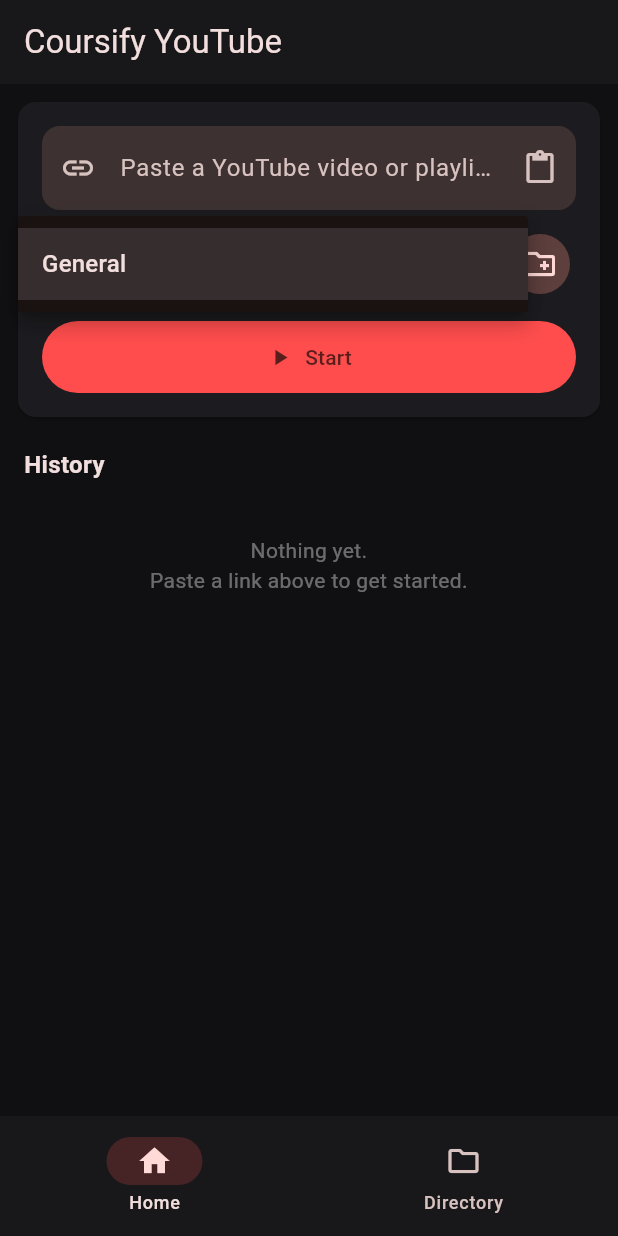
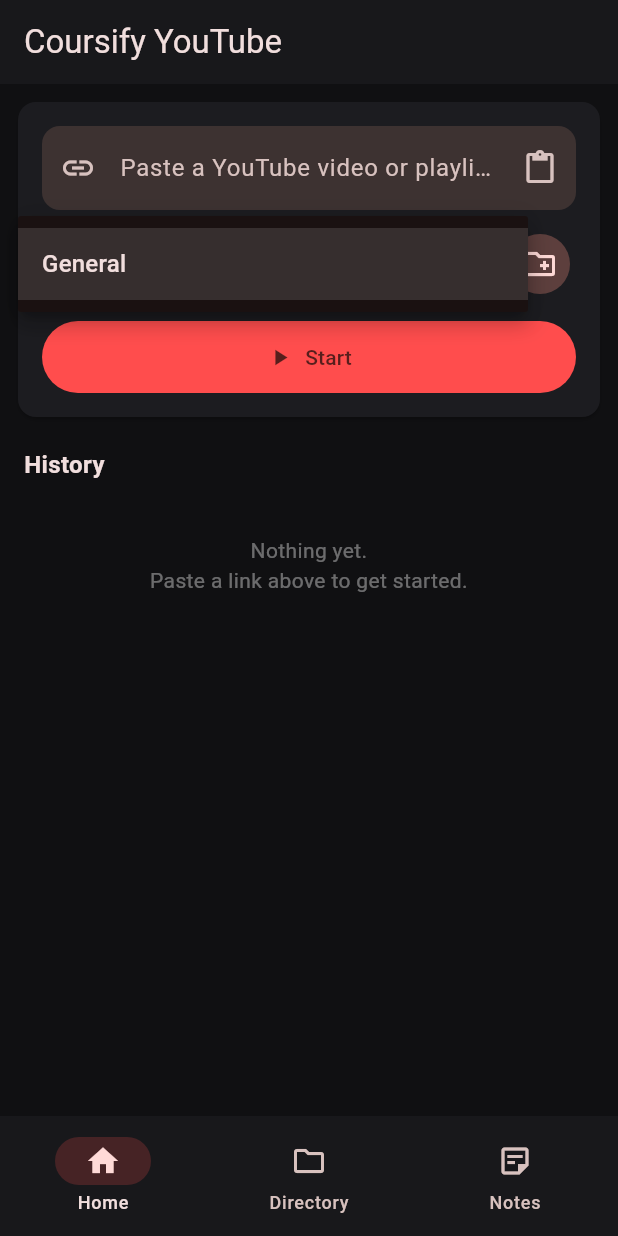
Before and after one commit to jeevankoiri10/you-coursify-tube, a Flutter app: the screen it shows after launch, after a tap on "General", on a phone screen of 412 x 824 dp. Run offline on Flutter 3.47's test engine with Material 3 defaults, Android fonts, the phone set to English and light mode, and no system bars; our stand-ins replace shared_preferences, youtube_player_iframe; missing offline and left inert: youtube_explode_dart.

Commit message:
Add Notes tab with in-app clickable YouTube links
New third bottom-nav tab, Notes, for studying:

- Write free-text notes (title + body), persisted in the library
- Edit/Read toggle per note; Read mode renders the body with any
  YouTube links as tappable, underlined spans
- Tapping a link opens it inside the app via the existing players
  (single video loops/resumes; playlist is scraped and listed) without
  saving it to the library or leaving the app
- A note can hold many links, so you can collect several things to study
  and open each in place
- Notes list shows a play badge when a note contains a link; blank notes
  are discarded automatically

Adds Note model + notes list on Library, note CRUD on the controller,
linkifyYoutube() helper, and openYoutubeUrl() navigation.

Co-Authored-By: Claude Opus 4.8 (1M context) <noreply@anthropic.com>

```diff
--- a/lib/models/library.dart
+++ b/lib/models/library.dart
@@ -75,6 +75,46 @@ class LibraryItem {
       );
 }
 
+/// A free-text study note. Any YouTube links in [body] are made tappable in the
+/// UI and open inside the app.
+class Note {
+  Note({
+    required this.id,
+    this.title = '',
+    this.body = '',
+    this.createdAtMs = 0,
+    this.updatedAtMs = 0,
+  });
+
+  final String id;
+  String title;
+  String body;
+  final int createdAtMs;
+  int updatedAtMs;
+
+  String get displayTitle {
+    if (title.trim().isNotEmpty) return title.trim();
+    final firstLine = body.trim().split('\n').first.trim();
+    return firstLine.isEmpty ? 'Untitled note' : firstLine;
+  }
+
+  Map<String, dynamic> toJson() => {
+        'id': id,
+        'title': title,
+        'body': body,
+        'createdAtMs': createdAtMs,
+        'updatedAtMs': updatedAtMs,
+      };
+
+  factory Note.fromJson(Map<String, dynamic> json) => Note(
+        id: json['id'] as String,
+        title: (json['title'] as String?) ?? '',
+        body: (json['body'] as String?) ?? '',
+        createdAtMs: (json['createdAtMs'] as num?)?.toInt() ?? 0,
+        updatedAtMs: (json['updatedAtMs'] as num?)?.toInt() ?? 0,
+      );
+}
+
 /// A named directory that groups saved links.
 class Folder {
   Folder({required this.id, required this.name, this.createdAtMs = 0});
@@ -99,16 +139,19 @@ class Library {
   Library({
     required this.folders,
     required this.items,
+    required this.notes,
     this.currentItemId,
   });
 
   final List<Folder> folders;
   final List<LibraryItem> items;
+  final List<Note> notes;
   String? currentItemId;
 
   Map<String, dynamic> toJson() => {
         'folders': folders.map((f) => f.toJson()).toList(),
         'items': items.map((i) => i.toJson()).toList(),
+        'notes': notes.map((n) => n.toJson()).toList(),
         'currentItemId': currentItemId,
       };
 
@@ -119,8 +162,11 @@ class Library {
         items: ((json['items'] as List?) ?? const [])
             .map((e) => LibraryItem.fromJson(Map<String, dynamic>.from(e as Map)))
             .toList(),
+        notes: ((json['notes'] as List?) ?? const [])
+            .map((e) => Note.fromJson(Map<String, dynamic>.from(e as Map)))
+            .toList(),
         currentItemId: json['currentItemId'] as String?,
       );
 
-  factory Library.empty() => Library(folders: [], items: []);
+  factory Library.empty() => Library(folders: [], items: [], notes: []);
 }
--- a/lib/screens/home_shell.dart
+++ b/lib/screens/home_shell.dart
@@ -4,6 +4,7 @@ import '../navigation.dart';
 import '../state/library_controller.dart';
 import 'directory_tab.dart';
 import 'home_tab.dart';
+import 'notes_tab.dart';
 
 /// The root screen after launch: a bottom nav bar switching between Home (paste,
 /// continue watching, history) and Directory (folders).
@@ -39,6 +40,7 @@ class _HomeShellState extends State<HomeShell> {
         final tabs = [
           HomeTab(controller: widget.controller),
           DirectoryTab(controller: widget.controller),
+          NotesTab(controller: widget.controller),
         ];
         return Scaffold(
           appBar: AppBar(
@@ -60,6 +62,11 @@ class _HomeShellState extends State<HomeShell> {
                 selectedIcon: Icon(Icons.folder),
                 label: 'Directory',
               ),
+              NavigationDestination(
+                icon: Icon(Icons.sticky_note_2_outlined),
+                selectedIcon: Icon(Icons.sticky_note_2),
+                label: 'Notes',
+              ),
             ],
           ),
         );
--- /dev/null
+++ b/lib/screens/notes_tab.dart
@@ -0,0 +1,88 @@
+import 'package:flutter/material.dart';
+
+import '../state/library_controller.dart';
+import '../utils/youtube_links.dart';
+import 'note_editor_screen.dart';
+
+/// The Notes tab: write study notes, paste YouTube links into them, and tap the
+/// links to open them inside the app.
+class NotesTab extends StatelessWidget {
+  const NotesTab({super.key, required this.controller});
+
+  final LibraryController controller;
+
+  void _openEditor(BuildContext context, {String? noteId}) {
+    final note = noteId == null
+        ? controller.createNote()
+        : controller.notes.firstWhere((n) => n.id == noteId);
+    Navigator.of(context).push(
+      MaterialPageRoute(
+        builder: (_) => NoteEditorScreen(controller: controller, note: note),
+      ),
+    );
+  }
+
+  @override
+  Widget build(BuildContext context) {
+    final notes = controller.notes;
+    return Scaffold(
+      floatingActionButton: FloatingActionButton.extended(
+        onPressed: () => _openEditor(context),
+        backgroundColor: const Color(0xFFFF4D4D),
+        icon: const Icon(Icons.note_add_outlined),
+        label: const Text('New note'),
+      ),
+      body: notes.isEmpty
+          ? const Center(
+              child: Padding(
+                padding: EdgeInsets.all(32),
+                child: Text(
+                  'No notes yet.\n\nTap "New note" to write one. Paste YouTube '
+                  'links inside and they become tappable — they open right here '
+                  'in the app.',
+                  textAlign: TextAlign.center,
+                  style: TextStyle(color: Colors.white38),
+                ),
+              ),
+            )
+          : ListView.builder(
+              padding: const EdgeInsets.fromLTRB(8, 8, 8, 90),
+              itemCount: notes.length,
+              itemBuilder: (context, index) {
+                final note = notes[index];
+                final preview = note.body.trim();
+                final hasLink = hasYoutubeLink(note.body);
+                return Card(
+                  margin: const EdgeInsets.symmetric(horizontal: 4, vertical: 4),
+                  color: const Color(0xFF1C1C20),
+                  child: ListTile(
+                    title: Text(
+                      note.displayTitle,
+                      maxLines: 1,
+                      overflow: TextOverflow.ellipsis,
+                      style: const TextStyle(fontWeight: FontWeight.w600),
+                    ),
+                    subtitle: preview.isEmpty
+                        ? null
+                        : Padding(
+                            padding: const EdgeInsets.only(top: 4),
+                            child: Text(
+                              preview,
+                              maxLines: 2,
+                              overflow: TextOverflow.ellipsis,
+                              style: const TextStyle(
+                                  color: Colors.white54, fontSize: 13),
+                            ),
+                          ),
+                    trailing: hasLink
+                        ? const Icon(Icons.smart_display_outlined,
+                            color: Color(0xFFFF4D4D))
+                        : const Icon(Icons.chevron_right),
+                    onTap: () => _openEditor(context, noteId: note.id),
+                  ),
+                );
+              },
+            ),
+    );
+  }
+}
--- a/lib/state/library_controller.dart
+++ b/lib/state/library_controller.dart
@@ -126,6 +126,33 @@ class LibraryController extends ChangeNotifier {
     notifyListeners();
   }
 
+  // ---- Notes -------------------------------------------------------------
+
+  /// Notes, most recently updated first.
+  List<Note> get notes => _library.notes.toList()
+    ..sort((a, b) => b.updatedAtMs.compareTo(a.updatedAtMs));
+
+  /// Builds a fresh note. It is only added to the library once [saveNote] is
+  /// called, so abandoning a blank note leaves nothing behind.
+  Note createNote() =>
+      Note(id: _id('note'), createdAtMs: _now(), updatedAtMs: _now());
+
+  Future<void> saveNote(Note note) async {
+    note.updatedAtMs = _now();
+    if (!_library.notes.any((n) => n.id == note.id)) {
+      _library.notes.add(note);
+    }
+    await persist();
+    notifyListeners();
+  }
+
+  /// Removes a note. Also drops empty notes (used when leaving a blank one).
+  Future<void> deleteNote(String noteId) async {
+    _library.notes.removeWhere((n) => n.id == noteId);
+    await persist();
+    notifyListeners();
+  }
+
   /// Called by the players to flush playback progress to disk. Does not notify
   /// listeners (no UI rebuild needed mid-playback).
   Future<void> persist() => Storage.save(_library);
```
Also changed, not shown: lib/navigation.dart (+67 -0 lines), lib/screens/note_editor_screen.dart (added, +244 -0 lines), lib/utils/youtube_links.dart (added, +40 -0 lines), 1 other file.
